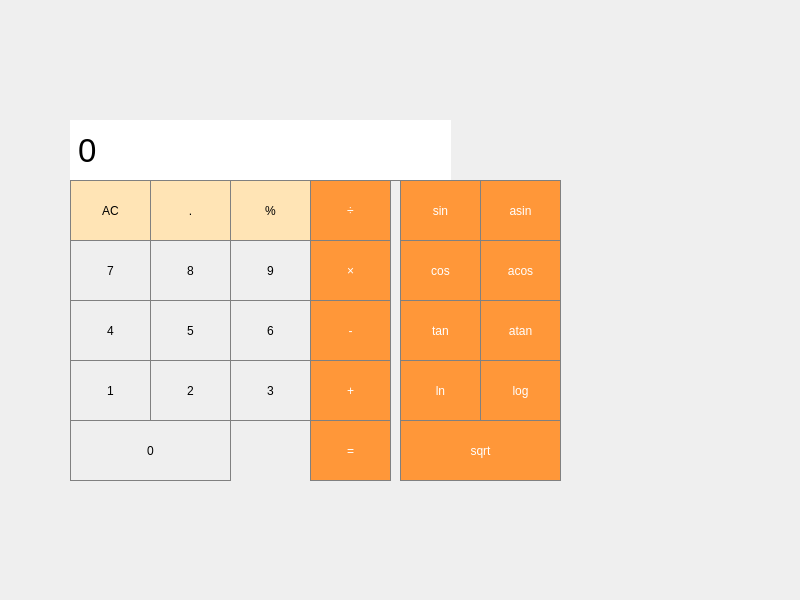
Qt form src/front/thracebe_calc/mainwindow.ui (sagadief/SmartCalc-v1.0) before a commit.
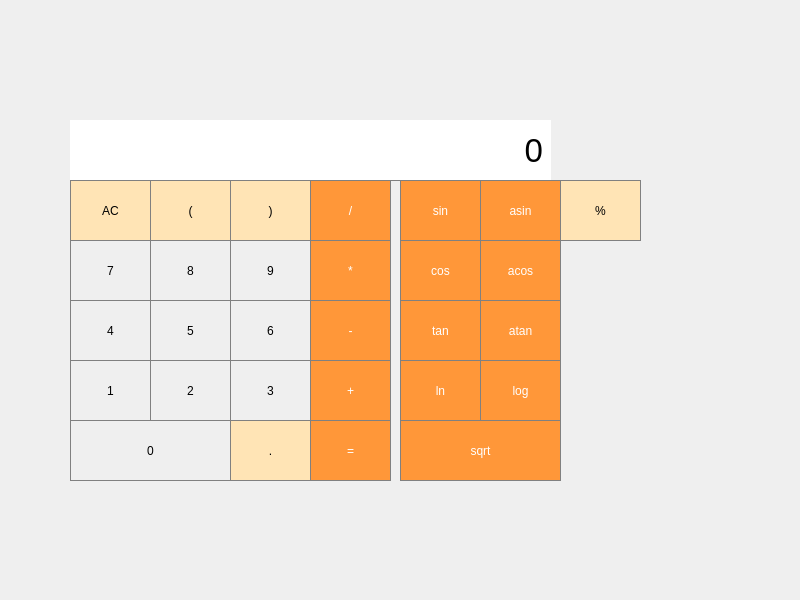
The same form after that commit.

Commit message: func some buttons

What changed in the file:
```diff
--- a/src/front/thracebe_calc/mainwindow.ui
+++ b/src/front/thracebe_calc/mainwindow.ui
@@ -25,7 +25,7 @@
      <rect>
       <x>70</x>
       <y>120</y>
-      <width>391</width>
+      <width>491</width>
       <height>61</height>
      </rect>
     </property>
@@ -47,6 +47,9 @@
     <property name="text">
      <string>0</string>
     </property>
+    <property name="alignment">
+     <set>Qt::AlignRight|Qt::AlignTrailing|Qt::AlignVCenter</set>
+    </property>
    </widget>
    <widget class="QPushButton" name="pushButton_9">
     <property name="geometry">
@@ -104,7 +107,7 @@
 }</string>
     </property>
     <property name="text">
-     <string>÷</string>
+     <string>/</string>
     </property>
    </widget>
    <widget class="QPushButton" name="pushButton_8">
@@ -163,7 +166,7 @@
 }</string>
     </property>
     <property name="text">
-     <string>×</string>
+     <string>*</string>
     </property>
    </widget>
    <widget class="QPushButton" name="pushButton_6">
@@ -399,8 +402,8 @@
    <widget class="QPushButton" name="pushButton_dot">
     <property name="geometry">
      <rect>
-      <x>150</x>
-      <y>180</y>
+      <x>230</x>
+      <y>420</y>
       <width>81</width>
       <height>61</height>
      </rect>
@@ -456,7 +459,7 @@
    <widget class="QPushButton" name="pushButton_percent">
     <property name="geometry">
      <rect>
-      <x>230</x>
+      <x>560</x>
       <y>180</y>
       <width>81</width>
       <height>61</height>
@@ -849,6 +852,64 @@
      <string>7</string>
     </property>
    </widget>
+   <widget class="QPushButton" name="pushButton_bracket_left">
+    <property name="geometry">
+     <rect>
+      <x>150</x>
+      <y>180</y>
+      <width>81</width>
+      <height>61</height>
+     </rect>
+    </property>
+    <property name="minimumSize">
+     <size>
+      <width>61</width>
+      <height>61</height>
+     </size>
+    </property>
+    <property name="styleSheet">
+     <string notr="true">QPushButton {
+  background-color: rgb(255, 228, 181);
+  border: 1px solid gray;
+}
+QPushButton:pressed {
+    background-color: qlineargradient(x1: 0, y1: 0, x2: 0, y2: 1,
+                                      stop: 0 #BEBEBE, stop: 1 #D7D7D7);
+}</string>
+    </property>
+    <property name="text">
+     <string>(</string>
+    </property>
+   </widget>
+   <widget class="QPushButton" name="pushButton_bracket_right">
+    <property name="geometry">
+     <rect>
+      <x>230</x>
+      <y>180</y>
+      <width>81</width>
+      <height>61</height>
+     </rect>
+    </property>
+    <property name="minimumSize">
+     <size>
+      <width>61</width>
+      <height>61</height>
+     </size>
+    </property>
+    <property name="styleSheet">
+     <string notr="true">QPushButton {
+  background-color: rgb(255, 228, 181);
+  border: 1px solid gray;
+}
+QPushButton:pressed {
+    background-color: qlineargradient(x1: 0, y1: 0, x2: 0, y2: 1,
+                                      stop: 0 #BEBEBE, stop: 1 #D7D7D7);
+}</string>
+    </property>
+    <property name="text">
+     <string>)</string>
+    </property>
+   </widget>
   </widget>
  </widget>
  <resources/>
```
Left out of the diff: 3 changed lines with no effect on the pictures. The commit also changes 39 other files.
